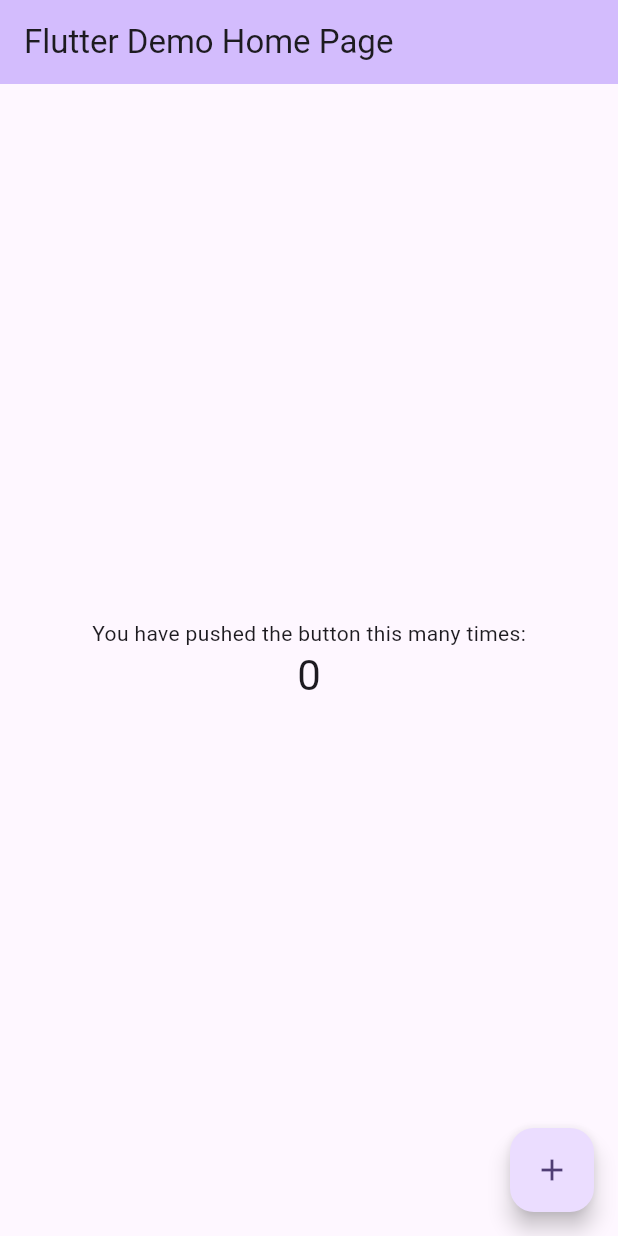
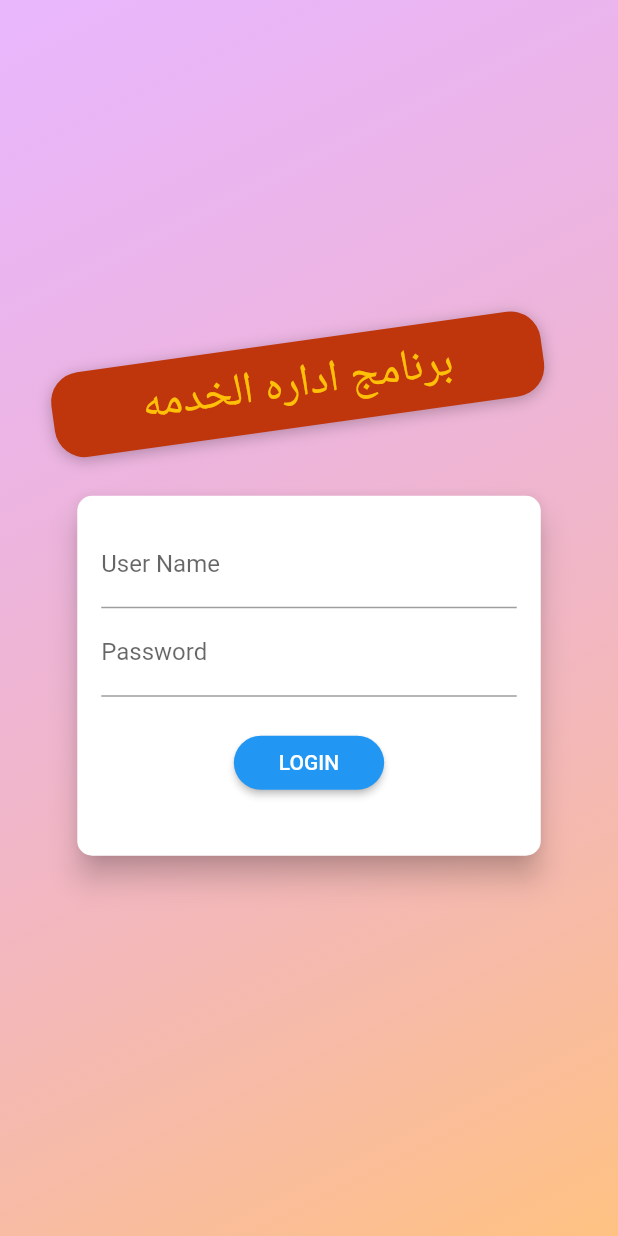
Before and after one commit to Mariam-Awad/AboSiefienApp, a Flutter app: the screen it shows after launch, on a phone screen of 412 x 824 dp. Run offline on Flutter 3.47's test engine with Material 2 defaults, Android fonts, the phone set to English and light mode, and no system bars; our stand-ins replace dio, fluttertoast, shared_preferences, sizer; missing offline and left inert: alice; Roboto replaces fonts that are missing (Anton).

Commit message:
api login

```diff
--- a/lib/main.dart
+++ b/lib/main.dart
@@ -1,125 +1,52 @@
+import 'package:abosiefienapp/presentation/screens/auth/login_provider.dart';
+import 'package:abosiefienapp/presentation/screens/auth/login_screen.dart';
 import 'package:flutter/material.dart';
+import 'package:provider/provider.dart';
 
 void main() {
-  runApp(const MyApp());
+  runApp(MyApp());
 }
 
 class MyApp extends StatelessWidget {
-  const MyApp({super.key});
-
   // This widget is the root of your application.
   @override
   Widget build(BuildContext context) {
-    return MaterialApp(
-      title: 'Flutter Demo',
-      theme: ThemeData(
-        // This is the theme of your application.
-        //
-        // TRY THIS: Try running your application with "flutter run". You'll see
-        // the application has a blue toolbar. Then, without quitting the app,
-        // try changing the seedColor in the colorScheme below to Colors.green
-        // and then invoke "hot reload" (save your changes or press the "hot
-        // reload" button in a Flutter-supported IDE, or press "r" if you used
-        // the command line to start the app).
-        //
-        // Notice that the counter didn't reset back to zero; the application
-        // state is not lost during the reload. To reset the state, use hot
-        // restart instead.
-        //
-        // This works for code too, not just values: Most code changes can be
-        // tested with just a hot reload.
-        colorScheme: ColorScheme.fromSeed(seedColor: Colors.deepPurple),
-        useMaterial3: true,
+    return MultiProvider(
+      providers: [
+        ChangeNotifierProvider(create: (context) => LoginProvider()),
+      ],
+      child: MaterialApp(
+        debugShowCheckedModeBanner: false,
+        title: "App Siefien App",
+        theme: ThemeData(
+          //  primarySwatch: Colors.purple,
+          primaryColor: Colors.purple,
+          visualDensity: VisualDensity.adaptivePlatformDensity,
+        ),
+        home: MyHomePage(title: 'Flutter Demo Home Page'),
       ),
-      home: const MyHomePage(title: 'Flutter Demo Home Page'),
     );
   }
 }
 
 class MyHomePage extends StatefulWidget {
-  const MyHomePage({super.key, required this.title});
-
-  // This widget is the home page of your application. It is stateful, meaning
-  // that it has a State object (defined below) that contains fields that affect
-  // how it looks.
-
-  // This class is the configuration for the state. It holds the values (in this
-  // case the title) provided by the parent (in this case the App widget) and
-  // used by the build method of the State. Fields in a Widget subclass are
-  // always marked "final".
+  MyHomePage({Key? key, required this.title}) : super(key: key);
 
   final String title;
 
   @override
-  State<MyHomePage> createState() => _MyHomePageState();
+  _MyHomePageState createState() => _MyHomePageState();
 }
 
 class _MyHomePageState extends State<MyHomePage> {
-  int _counter = 0;
-
-  void _incrementCounter() {
-    setState(() {
-      // This call to setState tells the Flutter framework that something has
-      // changed in this State, which causes it to rerun the build method below
-      // so that the display can reflect the updated values. If we changed
-      // _counter without calling setState(), then the build method would not be
-      // called again, and so nothing would appear to happen.
-      _counter++;
-    });
-  }
-
   @override
   Widget build(BuildContext context) {
-    // This method is rerun every time setState is called, for instance as done
-    // by the _incrementCounter method above.
-    //
-    // The Flutter framework has been optimized to make rerunning build methods
-    // fast, so that you can just rebuild anything that needs updating rather
-    // than having to individually change instances of widgets.
-    return Scaffold(
-      appBar: AppBar(
-        // TRY THIS: Try changing the color here to a specific color (to
-        // Colors.amber, perhaps?) and trigger a hot reload to see the AppBar
-        // change color while the other colors stay the same.
-        backgroundColor: Theme.of(context).colorScheme.inversePrimary,
-        // Here we take the value from the MyHomePage object that was created by
-        // the App.build method, and use it to set our appbar title.
-        title: Text(widget.title),
-      ),
-      body: Center(
-        // Center is a layout widget. It takes a single child and positions it
-        // in the middle of the parent.
-        child: Column(
-          // Column is also a layout widget. It takes a list of children and
-          // arranges them vertically. By default, it sizes itself to fit its
-          // children horizontally, and tries to be as tall as its parent.
-          //
-          // Column has various properties to control how it sizes itself and
-          // how it positions its children. Here we use mainAxisAlignment to
-          // center the children vertically; the main axis here is the vertical
-          // axis because Columns are vertical (the cross axis would be
-          // horizontal).
-          //
-          // TRY THIS: Invoke "debug painting" (choose the "Toggle Debug Paint"
-          // action in the IDE, or press "p" in the console), to see the
-          // wireframe for each widget.
-          mainAxisAlignment: MainAxisAlignment.center,
-          children: <Widget>[
-            const Text(
-              'You have pushed the button this many times:',
-            ),
-            Text(
-              '$_counter',
-              style: Theme.of(context).textTheme.headlineMedium,
-            ),
-          ],
-        ),
-      ),
-      floatingActionButton: FloatingActionButton(
-        onPressed: _incrementCounter,
-        tooltip: 'Increment',
-        child: const Icon(Icons.add),
-      ), // This trailing comma makes auto-formatting nicer for build methods.
-    );
+    return MaterialApp(
+        debugShowCheckedModeBanner: false,
+        title: "App Siefien App",
+        home: LoginScreen(),
+        routes: {
+          LoginScreen.routeName: (ctx) => LoginScreen(),
+        });
   }
 }
--- a/lib/presentation/screens/auth/login_provider.dart
+++ b/lib/presentation/screens/auth/login_provider.dart
@@ -0,0 +1,31 @@
+import 'package:abosiefienapp/cache/app_cache.dart';
+import 'package:abosiefienapp/model/user_model.dart';
+import 'package:abosiefienapp/repositories/login_repo.dart';
+import 'package:abosiefienapp/shared/custom_function.dart';
+import 'package:abosiefienapp/utils/app_debug_prints.dart';
+import 'package:flutter/cupertino.dart';
+
+class LoginProvider extends ChangeNotifier {
+  LoginRepo loginRepo = LoginRepo();
+
+  Future<bool> login(
+      String username, String password, BuildContext context) async {
+    showLoading(context);
+    UserModel? response = await loginRepo.requestLogin(username, password);
+    if (response != null && response.data != null) {
+      try {
+        if (response.success == true) {
+          AppCache.instance.setApiToken(response.data!.token);
+          hideLoading(context);
+          return true;
+        }
+      } catch (error) {
+        printError(error);
+        showError(message: response.errorMsg!);
+        hideLoading(context);
+        return false;
+      }
+    }
+    return false;
+  }
+}
--- a/lib/presentation/screens/auth/login_screen.dart
+++ b/lib/presentation/screens/auth/login_screen.dart
@@ -0,0 +1,218 @@
+import 'dart:convert';
+import 'dart:math';
+import 'package:abosiefienapp/cache/app_cache.dart';
+import 'package:abosiefienapp/presentation/screens/auth/login_provider.dart';
+import 'package:abosiefienapp/utils/app_debug_prints.dart';
+import 'package:abosiefienapp/utils/commonProvider.dart';
+import 'package:flutter/material.dart';
+import 'package:provider/provider.dart';
+import 'package:shared_preferences/shared_preferences.dart';
+
+enum AuthMode { Signup, Login }
+
+class LoginScreen extends StatelessWidget {
+  static const routeName = '/auth';
+
+  @override
+  Widget build(BuildContext context) {
+    final deviceSize = MediaQuery.of(context).size;
+    return Scaffold(
+      body: Stack(
+        children: <Widget>[
+          Container(
+            decoration: BoxDecoration(
+              gradient: LinearGradient(
+                colors: [
+                  Color.fromRGBO(215, 117, 255, 1).withOpacity(0.5),
+                  Color.fromRGBO(255, 188, 117, 1).withOpacity(0.9),
+                ],
+                begin: Alignment.topLeft,
+                end: Alignment.bottomRight,
+                stops: [0, 1],
+              ),
+            ),
+          ),
+          SingleChildScrollView(
+            child: Container(
+              height: deviceSize.height,
+              width: deviceSize.width,
+              child: Column(
+                mainAxisAlignment: MainAxisAlignment.center,
+                crossAxisAlignment: CrossAxisAlignment.center,
+                children: <Widget>[
+                  Flexible(
+                    child: Container(
+                      margin: EdgeInsets.only(bottom: 20.0),
+                      padding:
+                          EdgeInsets.symmetric(vertical: 8.0, horizontal: 60.0),
+                      transform: Matrix4.rotationZ(-8 * pi / 180)
+                        ..translate(-10.0),
+                      // ..translate(-10.0),
+                      decoration: BoxDecoration(
+                        borderRadius: BorderRadius.circular(20),
+                        color: Colors.deepOrange.shade900,
+                        boxShadow: [
+                          BoxShadow(
+                            blurRadius: 8,
+                            color: Colors.black26,
+                            offset: Offset(0, 2),
+                          )
+                        ],
+                      ),
+                      child: Text(
+                        'برنامج اداره الخدمه',
+                        style: TextStyle(
+                          color: Colors.amber,
+                          fontSize: 30,
+                          fontFamily: 'Anton',
+                          fontWeight: FontWeight.normal,
+                        ),
+                      ),
+                    ),
+                  ),
+                  Flexible(
+                    flex: deviceSize.width > 600 ? 2 : 1,
+                    child: AuthCard(),
+                  ),
+                ],
+              ),
+            ),
+          ),
+        ],
+      ),
+    );
+  }
+}
+
+class AuthCard extends StatefulWidget {
+  const AuthCard({
+    Key? key,
+  }) : super(key: key);
+
+  @override
+  _AuthCardState createState() => _AuthCardState();
+}
+
+class _AuthCardState extends State<AuthCard> {
+  final GlobalKey<FormState> _formKey = GlobalKey();
+  final Future<SharedPreferences> _prefs = SharedPreferences.getInstance();
+
+  bool _isConnected = false;
+  SharedPreferences? prefs;
+  Map<String, String> _authData = {
+    'email': '',
+    'password': '',
+  };
+  var _isLoading = false;
+  final _passwordController = TextEditingController();
+
+  @override
+  void initState() {
+    super.initState();
+    //check if login before
+  }
+
+  Future<void> _submit() async {
+    if (!_formKey.currentState!.validate()) {
+      // Invalid!
+      return;
+    }
+    _formKey.currentState!.save();
+    setState(() {
+      _isLoading = true;
+    });
+    // Log user in
+    try {
+      final user = await Provider.of<LoginProvider>(context, listen: false)
+          .login(_authData['email']!, _authData['password']!, context);
+
+      if (user == true) {
+        printDone('DDDDDonEEEEE');
+        // Navigator.pushReplacementNamed(context, HomeScreen.routeName);
+      }
+    } catch (e) {
+      print(e);
+    } finally {
+      setState(() {
+        _isLoading = false;
+      });
+    }
+  }
+
+  @override
+  Widget build(BuildContext context) {
+    final deviceSize = MediaQuery.of(context).size;
+    return Card(
+      shape: RoundedRectangleBorder(
+        borderRadius: BorderRadius.circular(10.0),
+      ),
+      elevation: 8.0,
+      child: Container(
+        height: 240,
+        constraints: BoxConstraints(minHeight: 240),
+        width: deviceSize.width * 0.75,
+        padding: EdgeInsets.all(16.0),
+        child: Form(
+          key: _formKey,
+          child: SingleChildScrollView(
+            child: Column(
+              children: <Widget>[
+                TextFormField(
+                  decoration: InputDecoration(labelText: 'User Name'),
+                  keyboardType: TextInputType.emailAddress,
+                  validator: (value) {
+                    if (value!.isEmpty) {
+                      return 'أسم المرور خطا';
+                    }
+                    return null;
+                  },
+                  onSaved: (value) {
+                    _authData['email'] = value!;
+                  },
+                ),
+                TextFormField(
+                  decoration: InputDecoration(labelText: 'Password'),
+                  obscureText: true,
+                  controller: _passwordController,
+                  validator: (value) {
+                    if (value!.isEmpty) {
+                      return 'رقم المرور خطا';
+                    }
+                  },
+                  onSaved: (value) {
+                    _authData['password'] = value!;
+                  },
+                ),
+                SizedBox(
+                  height: 20,
+                ),
+                if (_isLoading)
+                  CircularProgressIndicator()
+                else
+                  ElevatedButton(
+                    style: ElevatedButton.styleFrom(
+                      backgroundColor: Theme.of(context).primaryColor,
+                      padding:
+                          EdgeInsets.symmetric(horizontal: 30.0, vertical: 8.0),
+                      shape: RoundedRectangleBorder(
+                        borderRadius: BorderRadius.all(
+                          Radius.circular(30.0),
+                        ),
+                      ),
+                    ),
+                    child: Text(
+                      'LOGIN',
+                      style: TextStyle(
+                        color: Theme.of(context).primaryTextTheme.button!.color,
+                      ),
+                    ),
+                    onPressed: _submit,
+                  ),
+              ],
+            ),
+          ),
+        ),
+      ),
+    );
+  }
+}
--- /dev/null
+++ b/lib/repositories/login_repo.dart
@@ -0,0 +1,14 @@
+
+
+import 'package:abosiefienapp/base/base-repo.dart';
+import 'package:abosiefienapp/model/user_model.dart';
+import 'package:abosiefienapp/network/end_points.dart';
+
+class LoginRepo extends BaseRepo {
+
+  Future<UserModel?> requestLogin(String email,String password) {
+    return networkManager
+        .post<UserModel>(Endpoints.REQUEST_LOGIN, body: {"userName": email,"password":password});
+  }
+
+}
--- a/pubspec.yaml
+++ b/pubspec.yaml
@@ -41,6 +41,7 @@ dependencies:
   alice: ^0.3.3
   url_launcher: ^6.1.12
   sizer: ^2.0.15
+  fluttertoast: ^8.1.2
 
 dev_dependencies:
   flutter_test:
```
Also changed, not shown: lib/base/base-repo.dart (added, +18 -0 lines), lib/model/user_model.dart (added, +114 -0 lines), lib/network/parser.dart (+3 -5 lines), lib/shared/custom_function.dart (added, +51 -0 lines), lib/utils/commonProvider.dart (added, +17 -0 lines), pubspec.lock, 3 other files.
